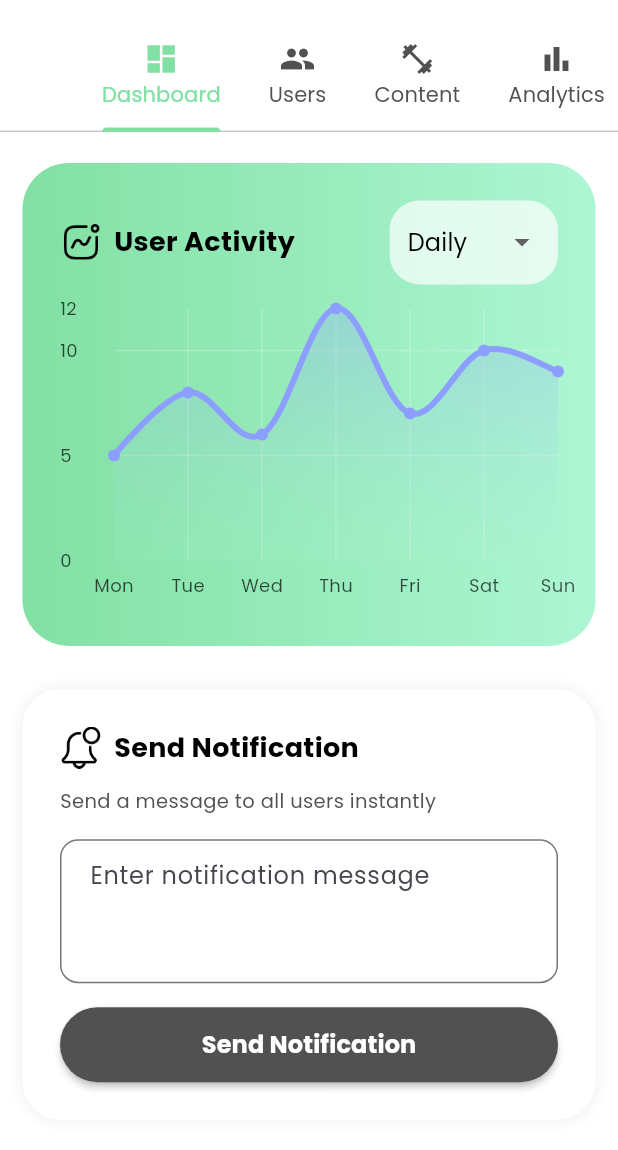
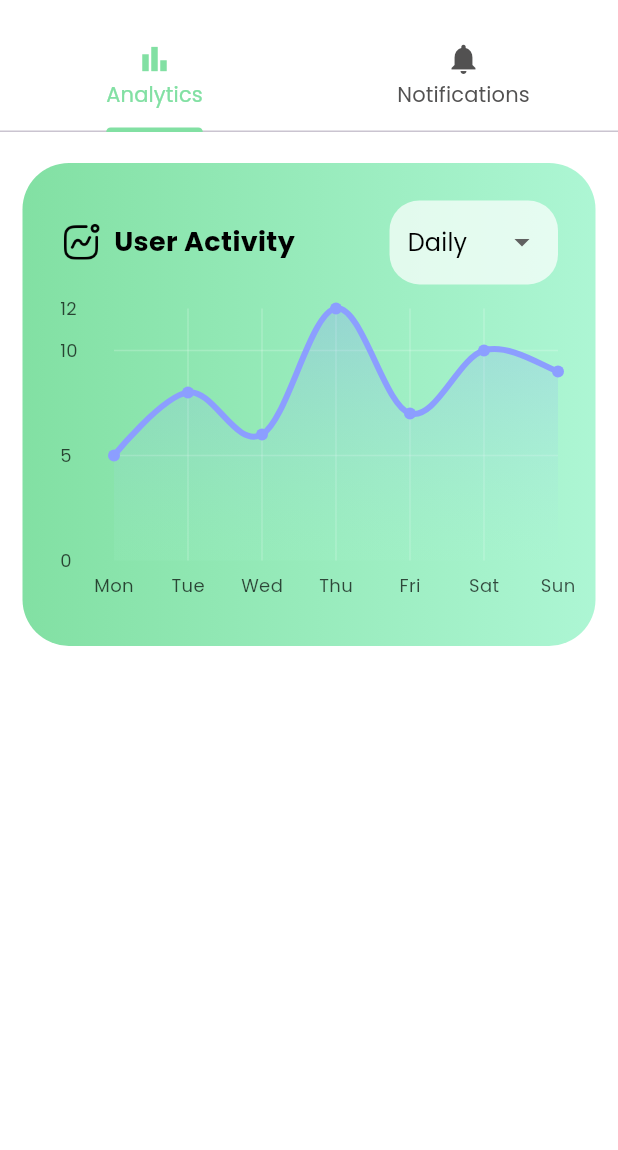
Before and after one commit to rej43/fitrack_new, a Flutter app: the AdminDashboard screen opened directly, on a phone screen of 412 x 824 dp, the part 63-1213 px from its top. Run offline on Flutter 3.47's test engine with Material 3 defaults, Android fonts, the phone set to English and light mode, and no system bars; drawn by our look-alikes of fl_chart; our stand-ins replace carousel_slider, simple_circular_progress_bar; missing offline and left inert: dotted_dashed_line, simple_animation_progress_bar.

Commit message:
Added Notification Functionalities for Admin

```diff
--- a/lib/view/admin_home/admin_dashboard.dart
+++ b/lib/view/admin_home/admin_dashboard.dart
@@ -64,7 +64,7 @@ class _AdminDashboardState extends State<AdminDashboard>
   @override
   void initState() {
     super.initState();
-    _tabController = TabController(length: 7, vsync: this);
+    _tabController = TabController(length: 2, vsync: this);
   }
 
   @override
@@ -117,25 +117,20 @@ class _AdminDashboardState extends State<AdminDashboard>
         ),
         bottom: TabBar(
           controller: _tabController,
-          isScrollable: true,
+          isScrollable: false,
           labelColor: TColor.primaryColor2,
           unselectedLabelColor: TColor.grey,
           indicatorColor: TColor.primaryColor2,
           tabs: const [
-            Tab(text: 'Dashboard', icon: Icon(Icons.dashboard)),
-            Tab(text: 'Users', icon: Icon(Icons.people)),
-            Tab(text: 'Content', icon: Icon(Icons.fitness_center)),
             Tab(text: 'Analytics', icon: Icon(Icons.bar_chart)),
-            Tab(text: 'Feedback', icon: Icon(Icons.feedback)),
             Tab(text: 'Notifications', icon: Icon(Icons.notifications)),
-            Tab(text: 'Settings', icon: Icon(Icons.settings)),
           ],
         ),
       ),
       body: TabBarView(
         controller: _tabController,
         children: [
-          // Dashboard Tab
+          // Analytics Tab
           SingleChildScrollView(
             child: Padding(
               padding: const EdgeInsets.symmetric(horizontal: 15),
@@ -324,6 +319,18 @@ class _AdminDashboardState extends State<AdminDashboard>
                       ],
                     ),
                   ),
+                  SizedBox(height: media.width * 0.1),
+                ],
+              ),
+            ),
+          ),
+          // Notification Tab
+          SingleChildScrollView(
+            child: Padding(
+              padding: const EdgeInsets.symmetric(horizontal: 15),
+              child: Column(
+                crossAxisAlignment: CrossAxisAlignment.start,
+                children: [
                   SizedBox(height: media.width * 0.07),
                   Container(
                     width: double.infinity,
@@ -412,100 +419,8 @@ class _AdminDashboardState extends State<AdminDashboard>
               ),
             ),
           ),
-          // User Management Tab
-          _AdminSectionPlaceholder(
-            icon: Icons.people,
-            title: 'User Management',
-            description: 'View, search, block/unblock, and manage users.',
-          ),
-          // Content Management Tab
-          _AdminSectionPlaceholder(
-            icon: Icons.fitness_center,
-            title: 'Content Management',
-            description: 'Manage workouts, diet plans, and challenges.',
-          ),
-          // Analytics Tab
-          _AdminSectionPlaceholder(
-            icon: Icons.bar_chart,
-            title: 'Analytics',
-            description: 'View app usage, engagement, and progress trends.',
-          ),
-          // Feedback & Support Tab
-          _AdminSectionPlaceholder(
-            icon: Icons.feedback,
-            title: 'Feedback & Support',
-            description:
-                'View and respond to user feedback and support tickets.',
-          ),
-          // Notification History Tab
-          _AdminSectionPlaceholder(
-            icon: Icons.notifications,
-            title: 'Notification History',
-            description: 'View a log of all sent notifications.',
-          ),
-          // Admin Settings Tab
-          _AdminSectionPlaceholder(
-            icon: Icons.settings,
-            title: 'Admin Settings',
-            description: 'Manage your profile, password, and other admins.',
-          ),
         ],
       ),
     );
   }
 }
-
-class _AdminSectionPlaceholder extends StatelessWidget {
-  final IconData icon;
-  final String title;
-  final String description;
-  const _AdminSectionPlaceholder({
-    required this.icon,
-    required this.title,
-    required this.description,
-  });
-
-  @override
-  Widget build(BuildContext context) {
-    var media = MediaQuery.of(context).size;
-    return Center(
-      child: Padding(
-        padding: EdgeInsets.symmetric(
-          horizontal: media.width * 0.1,
-          vertical: 40,
-        ),
-        child: Container(
-          padding: const EdgeInsets.all(32),
-          decoration: BoxDecoration(
-            color: TColor.white,
-            borderRadius: BorderRadius.circular(25),
-            boxShadow: [
-              BoxShadow(color: TColor.grey.withOpacity(0.08), blurRadius: 8),
-            ],
-          ),
-          child: Column(
-            mainAxisSize: MainAxisSize.min,
-            children: [
-              Icon(icon, size: 48, color: TColor.primaryColor2),
-              const SizedBox(height: 16),
-              Text(
-                title,
-                style: TextStyle(
-                  fontSize: 22,
-                  fontWeight: FontWeight.bold,
-                  color: TColor.black,
-                ),
-              ),
-              const SizedBox(height: 8),
-              Text(
-                description,
-                style: TextStyle(fontSize: 15, color: TColor.grey),
-                textAlign: TextAlign.center,
-              ),
-            ],
-          ),
-        ),
-      ),
-    );
-  }
-}
```
